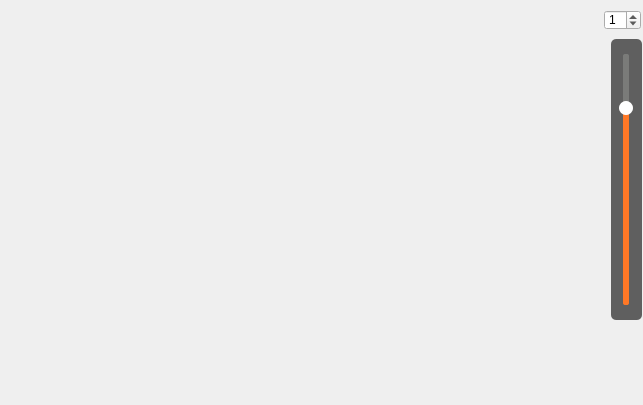
Above: Tools/INimage3D/vtkcolorgradient.ui from zyq1569/HealthApp before the change. Below: the same form after it.
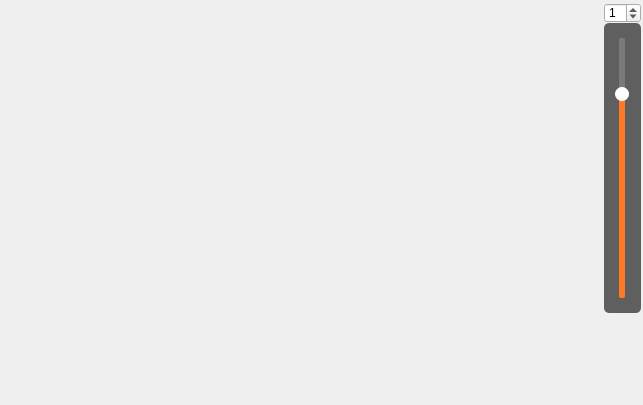
That is the form after the change.

Commit message: fine-tune

Diff of the .ui file:
```diff
--- a/Tools/INimage3D/vtkcolorgradient.ui
+++ b/Tools/INimage3D/vtkcolorgradient.ui
@@ -20,7 +20,7 @@
    <property name="geometry">
     <rect>
      <x>0</x>
-     <y>11</y>
+     <y>4</y>
      <width>601</width>
      <height>308</height>
     </rect>
@@ -30,7 +30,7 @@
    <property name="geometry">
     <rect>
      <x>0</x>
-     <y>319</y>
+     <y>312</y>
      <width>601</width>
      <height>55</height>
     </rect>
@@ -40,7 +40,7 @@
    <property name="geometry">
     <rect>
      <x>604</x>
-     <y>10</y>
+     <y>3</y>
      <width>37</width>
      <height>20</height>
     </rect>
@@ -73,10 +73,10 @@
   <widget class="QSlider" name="m_sliderslope">
    <property name="geometry">
     <rect>
-     <x>611</x>
-     <y>39</y>
-     <width>31</width>
-     <height>281</height>
+     <x>604</x>
+     <y>23</y>
+     <width>37</width>
+     <height>290</height>
     </rect>
    </property>
    <property name="styleSheet">
```
The commit also changes 1 other file.
